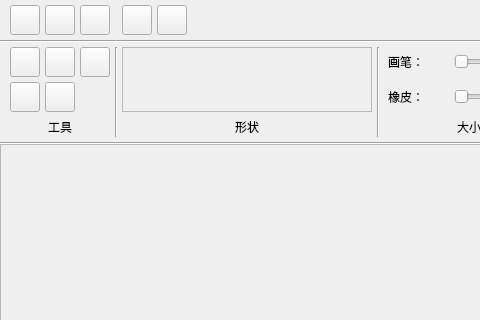
Before: the Qt Designer form Src/mainwin.ui in yibobunengyuntian/Drawing, drawn with Qt 5; both pictures show x 0 to 480 and y 0 to 320 of the 788 by 513 pixel window.
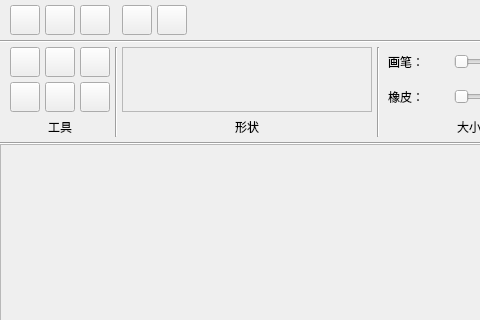
After: the same form once the commit is applied. Custom widgets are drawn as their Qt base class.

Patch:
```diff
--- a/Src/mainwin.ui
+++ b/Src/mainwin.ui
@@ -380,6 +380,28 @@
              </property>
             </widget>
            </item>
+           <item row="1" column="2">
+            <widget class="QPushButton" name="m_pBtnSelect">
+             <property name="minimumSize">
+              <size>
+               <width>30</width>
+               <height>30</height>
+              </size>
+             </property>
+             <property name="maximumSize">
+              <size>
+               <width>30</width>
+               <height>30</height>
+              </size>
+             </property>
+             <property name="text">
+              <string/>
+             </property>
+             <property name="checkable">
+              <bool>true</bool>
+             </property>
+            </widget>
+           </item>
           </layout>
          </item>
          <item>
```
